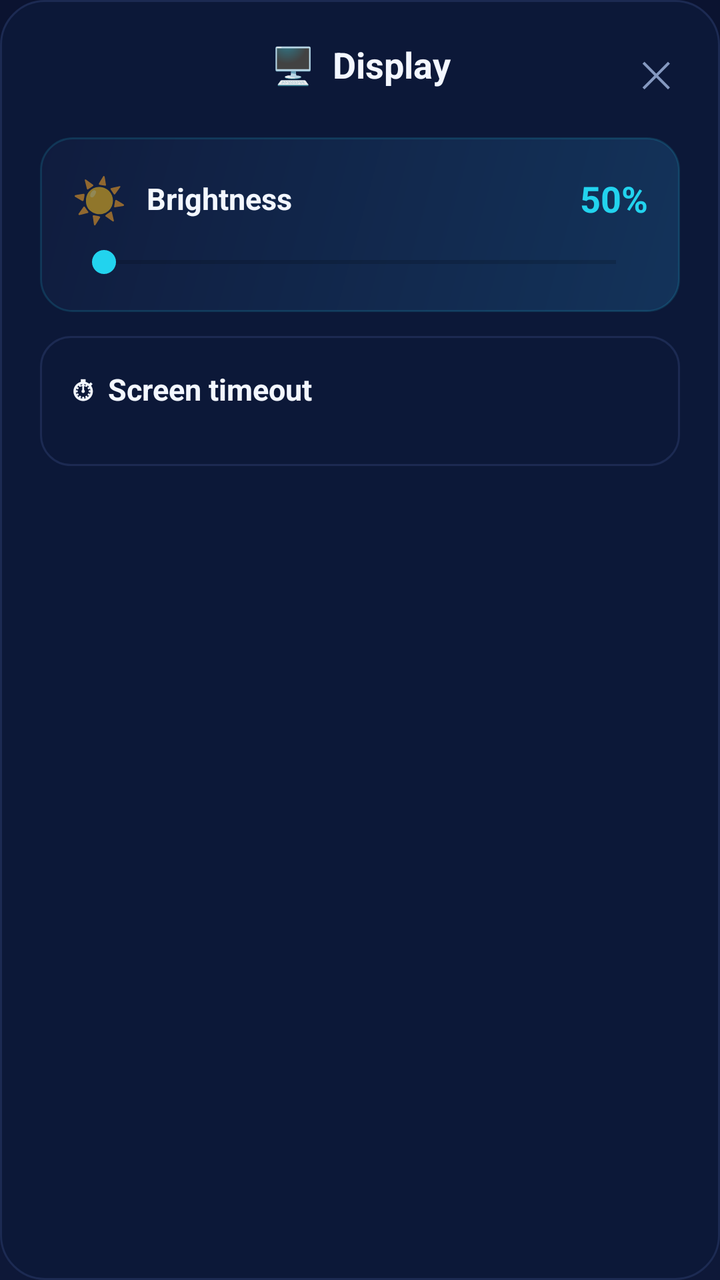
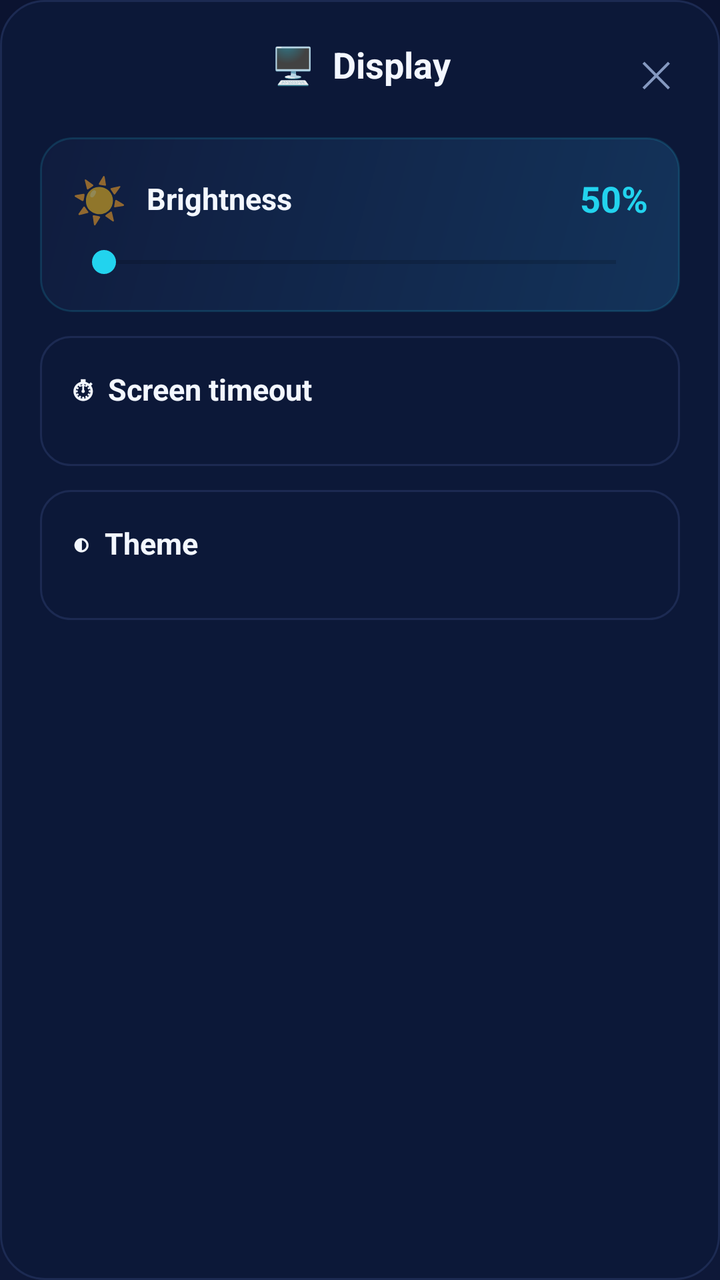

Screens rendered from an Android XML layout before and after an edit, with the pre-edit source and the edit as a unified diff.
<!-- AndroidManifest.xml: application theme Theme.KosherTechSettings -->
<!-- res/layout/dialog_display.xml -->
<?xml version="1.0" encoding="utf-8"?>
<LinearLayout xmlns:android="http://schemas.android.com/apk/res/android"
    android:layout_width="match_parent"
    android:layout_height="wrap_content"
    android:orientation="vertical"
    android:padding="20dp"
    android:background="@drawable/bg_dialog">

    <FrameLayout
        android:layout_width="match_parent"
        android:layout_height="wrap_content">
        <TextView
            android:layout_width="match_parent"
            android:layout_height="wrap_content"
            android:text="🖥️  Display"
            android:textColor="@color/white"
            android:textStyle="bold"
            android:textSize="18sp"
            android:gravity="center"
            android:paddingHorizontal="24dp"/>
        <TextView
            android:id="@+id/closeX"
            android:layout_width="wrap_content"
            android:layout_height="wrap_content"
            android:layout_gravity="end|center_vertical"
            android:text="✕"
            android:textColor="@color/muted"
            android:textSize="18sp"
            android:padding="4dp"
            android:clickable="true"
            android:focusable="true"/>
    </FrameLayout>

    
    <LinearLayout
        android:id="@+id/grantBanner"
        android:layout_width="match_parent"
        android:layout_height="wrap_content"
        android:orientation="vertical"
        android:background="@drawable/bg_ghost"
        android:padding="14dp"
        android:layout_marginTop="14dp"
        android:visibility="gone">
        <TextView
            android:layout_width="match_parent"
            android:layout_height="wrap_content"
            android:text="Allow KosherTech to adjust the display"
            android:textColor="@color/white"
            android:textStyle="bold"
            android:textSize="13sp"/>
        <TextView
            android:layout_width="match_parent"
            android:layout_height="wrap_content"
            android:text="One-time permission so the sliders can change brightness and timeout."
            android:textColor="@color/muted"
            android:textSize="11sp"
            android:layout_marginTop="3dp"/>
        <TextView
            android:id="@+id/grantBtn"
            android:layout_width="wrap_content"
            android:layout_height="wrap_content"
            android:text="Allow"
            android:textColor="#04121C"
            android:textStyle="bold"
            android:textSize="13sp"
            android:paddingHorizontal="22dp"
            android:paddingVertical="8dp"
            android:background="@drawable/bg_request"
            android:layout_marginTop="10dp"
            android:clickable="true"
            android:focusable="true"/>
    </LinearLayout>

    
    <LinearLayout
        android:layout_width="match_parent"
        android:layout_height="wrap_content"
        android:orientation="vertical"
        android:background="@drawable/bg_bright"
        android:padding="16dp"
        android:layout_marginTop="16dp">
        <LinearLayout
            android:layout_width="match_parent"
            android:layout_height="wrap_content"
            android:orientation="horizontal"
            android:gravity="center_vertical">
            <TextView
                android:layout_width="wrap_content"
                android:layout_height="wrap_content"
                android:text="☀️"
                android:textSize="22sp"/>
            <TextView
                android:layout_width="0dp"
                android:layout_height="wrap_content"
                android:layout_weight="1"
                android:text="Brightness"
                android:textColor="@color/white"
                android:textStyle="bold"
                android:textSize="15sp"
                android:layout_marginStart="10dp"/>
            <TextView
                android:id="@+id/brightnessPct"
                android:layout_width="wrap_content"
                android:layout_height="wrap_content"
                android:text="50%"
                android:textColor="@color/cyan"
                android:textStyle="bold"
                android:textSize="18sp"/>
        </LinearLayout>
        <SeekBar
            android:id="@+id/brightnessSlider"
            android:layout_width="match_parent"
            android:layout_height="wrap_content"
            android:layout_marginTop="8dp"
            android:max="255"
            android:progressTint="@color/cyan"
            android:thumbTint="@color/cyan"/>
    </LinearLayout>

    
    <LinearLayout
        android:layout_width="match_parent"
        android:layout_height="wrap_content"
        android:orientation="vertical"
        android:background="@drawable/bg_card"
        android:padding="16dp"
        android:layout_marginTop="12dp">
        <TextView
            android:layout_width="wrap_content"
            android:layout_height="wrap_content"
            android:text="⏱  Screen timeout"
            android:textColor="@color/white"
            android:textStyle="bold"
            android:textSize="15sp"/>
        <LinearLayout
            android:id="@+id/timeoutRow"
            android:layout_width="match_parent"
            android:layout_height="wrap_content"
            android:orientation="horizontal"
            android:layout_marginTop="12dp"/>
    </LinearLayout>
</LinearLayout>
<!-- resources referenced by this layout -->
<resources>
  <color name="cyan">#22D3EE</color>
  <color name="muted">#8599C0</color>
  <color name="white">#F3F7FF</color>
  <!-- drawable bg_bright (drawable) -->
  <?xml version="1.0" encoding="utf-8"?>
  <shape xmlns:android="http://schemas.android.com/apk/res/android" android:shape="rectangle">
      <gradient android:startColor="#13335A" android:endColor="#101C3E" android:angle="135"/>
      <stroke android:width="1dp" android:color="#2622D3EE"/>
      <corners android:radius="16dp"/>
  </shape>
  <!-- drawable bg_card (drawable) -->
  <?xml version="1.0" encoding="utf-8"?>
  <shape xmlns:android="http://schemas.android.com/apk/res/android" android:shape="rectangle">
      <solid android:color="#0C1838"/>
      <stroke android:width="1dp" android:color="#1C2A52"/>
      <corners android:radius="15dp"/>
  </shape>
  <!-- drawable bg_dialog (drawable) -->
  <?xml version="1.0" encoding="utf-8"?>
  <shape xmlns:android="http://schemas.android.com/apk/res/android" android:shape="rectangle">
      <solid android:color="@color/card"/>
      <stroke android:width="1dp" android:color="@color/line"/>
      <corners android:radius="22dp"/>
  </shape>
  <!-- drawable bg_ghost (drawable) -->
  <?xml version="1.0" encoding="utf-8"?>
  <shape xmlns:android="http://schemas.android.com/apk/res/android" android:shape="rectangle">
      <solid android:color="#0A1430"/>
      <stroke android:width="1dp" android:color="@color/line"/>
      <corners android:radius="20dp"/>
  </shape>
  <!-- drawable bg_request (drawable) -->
  <?xml version="1.0" encoding="utf-8"?>
  <shape xmlns:android="http://schemas.android.com/apk/res/android" android:shape="rectangle">
      <solid android:color="#22D3EE"/>
      <corners android:radius="20dp"/>
  </shape>
  <style name="Theme.KosherTechSettings" parent="Theme.MaterialComponents.DayNight.NoActionBar">
          <item name="android:windowBackground">@drawable/bg_root</item>
          <item name="colorPrimary">@color/cyan</item>
          <item name="colorOnPrimary">@color/black</item>
          <item name="colorAccent">@color/cyan</item>
      </style>
  <color name="card">#0C1838</color>
  <color name="line">#1C2A52</color>
  <!-- drawable bg_root (drawable) -->
  <?xml version="1.0" encoding="utf-8"?>
  <shape xmlns:android="http://schemas.android.com/apk/res/android" android:shape="rectangle">
      <gradient android:startColor="#0B1330" android:endColor="#0E1838" android:angle="270"/>
  </shape>
  <color name="black">#000000</color>
</resources>

<!-- the commit's change to res/layout/dialog_display.xml (unified diff, before → after) -->
@@ -139,4 +139,27 @@
             android:orientation="horizontal"
             android:layout_marginTop="12dp"/>
     </LinearLayout>
+
+    
+    <LinearLayout
+        android:layout_width="match_parent"
+        android:layout_height="wrap_content"
+        android:orientation="vertical"
+        android:background="@drawable/bg_card"
+        android:padding="16dp"
+        android:layout_marginTop="12dp">
+        <TextView
+            android:layout_width="wrap_content"
+            android:layout_height="wrap_content"
+            android:text="◐  Theme"
+            android:textColor="@color/white"
+            android:textStyle="bold"
+            android:textSize="15sp"/>
+        <LinearLayout
+            android:id="@+id/themeRow"
+            android:layout_width="match_parent"
+            android:layout_height="wrap_content"
+            android:orientation="horizontal"
+            android:layout_marginTop="12dp"/>
+    </LinearLayout>
 </LinearLayout>
